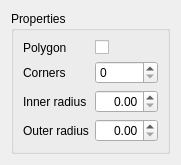
Before: the Qt Designer form shapes/pathshapes/star/StarShapeConfigWidget.ui in KDE/calligra, drawn with Qt 5.
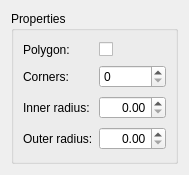
After: the same form once the commit is applied. Custom widgets are drawn as their Qt base class.

```diff
--- a/shapes/pathshapes/star/StarShapeConfigWidget.ui
+++ b/shapes/pathshapes/star/StarShapeConfigWidget.ui
@@ -5,8 +5,8 @@
    <rect>
     <x>0</x>
     <y>0</y>
-    <width>181</width>
-    <height>163</height>
+    <width>189</width>
+    <height>175</height>
    </rect>
   </property>
   <property name="windowTitle" >
@@ -22,7 +22,7 @@
       <item row="0" column="0" >
        <widget class="QLabel" name="label_4" >
         <property name="text" >
-         <string>Polygon</string>
+         <string>Polygon:</string>
         </property>
        </widget>
       </item>
@@ -39,7 +39,7 @@
       <item row="1" column="0" >
        <widget class="QLabel" name="label" >
         <property name="text" >
-         <string>Corners</string>
+         <string>Corners:</string>
         </property>
        </widget>
       </item>
@@ -49,7 +49,7 @@
       <item row="2" column="0" >
        <widget class="QLabel" name="label_2" >
         <property name="text" >
-         <string>Inner radius</string>
+         <string>Inner radius:</string>
         </property>
        </widget>
       </item>
@@ -63,7 +63,7 @@
       <item row="3" column="0" >
        <widget class="QLabel" name="label_3" >
         <property name="text" >
-         <string>Outer radius</string>
+         <string>Outer radius:</string>
         </property>
        </widget>
       </item>
```
